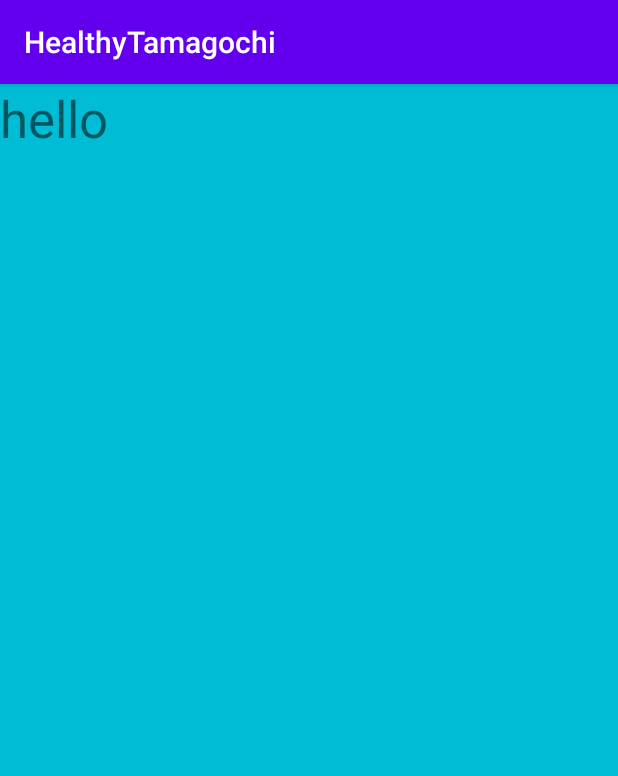
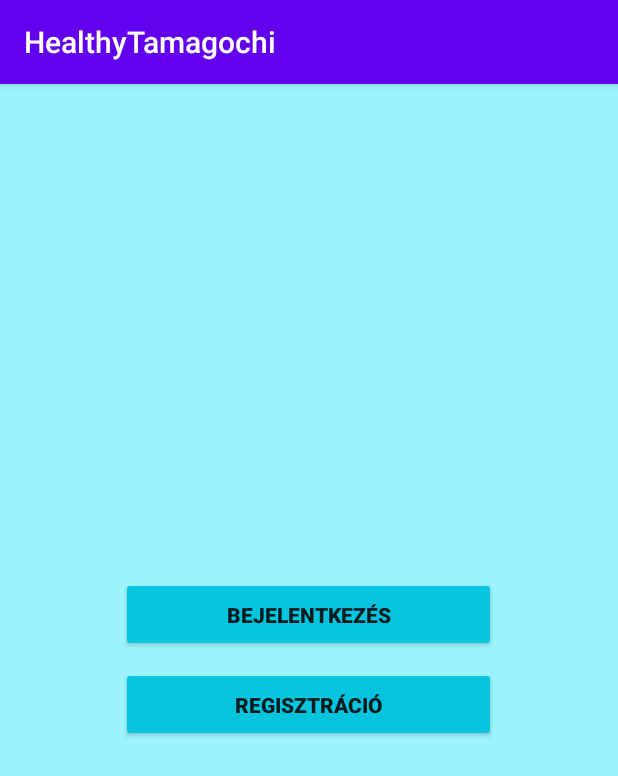
Before and after one commit to riesjulianna/HealthyTamagochi, an Android app: the screen it shows after launch (MainActivity), on a phone screen of 412 x 824 dp. Shown: the top 776 px of the screen. Run offline under Robolectric (Android 15) with nearby library versions, the phone set to English and light mode, and no system bars.

Commit message:
Kezdooldal+belepes form

```diff
--- a/app/build.gradle
+++ b/app/build.gradle
@@ -31,6 +31,7 @@ dependencies {
 
     implementation 'androidx.appcompat:appcompat:1.0.0'
     implementation 'androidx.constraintlayout:constraintlayout:1.1.3'
+    implementation 'com.google.android.material:material:1.4.0'
     testImplementation 'junit:junit:4.13.2'
     androidTestImplementation 'androidx.test.ext:junit:1.1.1'
     androidTestImplementation 'androidx.test.espresso:espresso-core:3.1.0'
--- a/app/src/main/AndroidManifest.xml
+++ b/app/src/main/AndroidManifest.xml
@@ -10,6 +10,9 @@
         android:supportsRtl="true"
         android:theme="@style/Theme.HealthyTamagochi">
         <activity
+            android:name=".SignIn"
+            android:exported="true" />
+        <activity
             android:name=".MainActivity"
             android:exported="true">
             <intent-filter>
--- a/app/src/main/java/com/example/healthytamagochi/MainActivity.java
+++ b/app/src/main/java/com/example/healthytamagochi/MainActivity.java
@@ -1,15 +1,27 @@
 package com.example.healthytamagochi;
 
 import androidx.appcompat.app.AppCompatActivity;
+
+import android.content.Intent;
 import android.os.Bundle;
+import android.view.View;
 
 public class MainActivity extends AppCompatActivity {
-
-    int a;
 
     @Override
     protected void onCreate(Bundle savedInstanceState) {
         super.onCreate(savedInstanceState);
         setContentView(R.layout.activity_main);
+
+
     }
+    public void signInClick(View v)
+    {
+        Intent i = new Intent();
+        i.setClass(this,SignIn.class);
+        startActivity(i);
+    }
+
+
+
 }
--- a/app/src/main/res/layout/activity_main.xml
+++ b/app/src/main/res/layout/activity_main.xml
@@ -4,15 +4,31 @@
     xmlns:tools="http://schemas.android.com/tools"
     android:layout_width="match_parent"
     android:layout_height="match_parent"
-    android:background="#00BCD4"
+    android:layout_centerHorizontal="false"
+    android:layout_centerVertical="false"
+    android:background="#9DF4FF"
+    android:gravity="center"
+    android:orientation="vertical"
     tools:context=".MainActivity">
 
-    <TextView
-        android:id="@+id/text_szia"
-        android:layout_width="wrap_content"
-        android:layout_height="wrap_content"
-        android:gravity="center"
-        android:text="hello"
-        android:textSize="34sp" />
+    <Button
+        android:id="@+id/signIn"
+        android:layout_width="250dp"
+        android:layout_height="50dp"
+        android:layout_gravity="center"
+        android:layout_marginBottom="10dp"
+        android:backgroundTint="#05C4DD"
+        android:onClick="signInClick"
+        android:text="Bejelentkezés"
+        android:textStyle="bold"
+        tools:text="Bejelentkezés" />
 
+    <Button
+        android:id="@+id/signUp"
+        android:layout_width="250dp"
+        android:layout_height="50dp"
+        android:layout_gravity="center"
+        android:backgroundTint="#05C4DD"
+        android:text="Regisztráció"
+        android:textStyle="bold" />
 </LinearLayout>
```
Also changed, not shown: app/src/main/java/com/example/healthytamagochi/SignIn.java (added, +19 -0 lines), app/src/main/res/layout/activity_sign_in.xml (added, +47 -0 lines).
